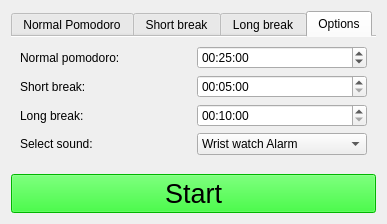
Before: the Qt Designer form main_pomodoro.ui in mare5x/pomodoro, drawn with Qt 5.
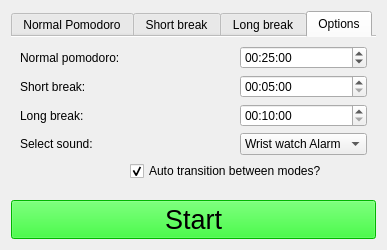
After: the same form once the commit is applied. The open tabs and pages were chosen to show the change.

The edit to the form file:
```diff
--- a/main_pomodoro.ui
+++ b/main_pomodoro.ui
@@ -226,6 +226,16 @@
          </item>
         </widget>
        </item>
+       <item row="5" column="1" colspan="2">
+        <widget class="QCheckBox" name="transitionCheckBox">
+         <property name="text">
+          <string>Auto transition between modes?</string>
+         </property>
+         <property name="checked">
+          <bool>true</bool>
+         </property>
+        </widget>
+       </item>
       </layout>
      </widget>
     </widget>
```
Left out of the diff: 7 changed lines with no effect on the pictures.
